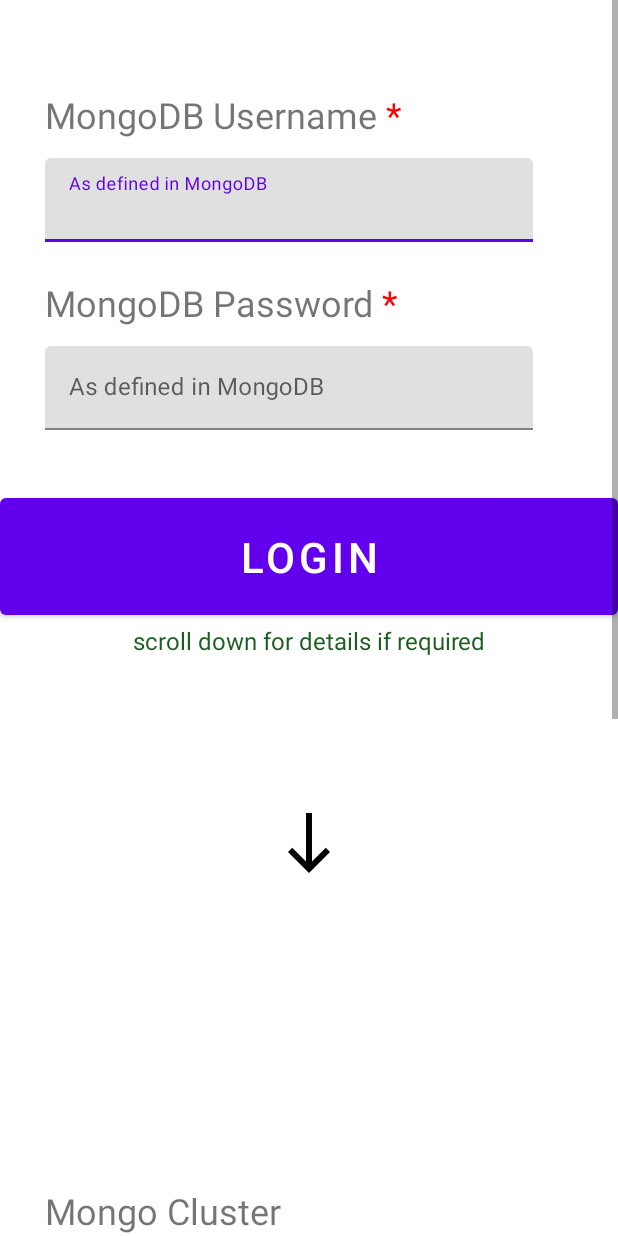
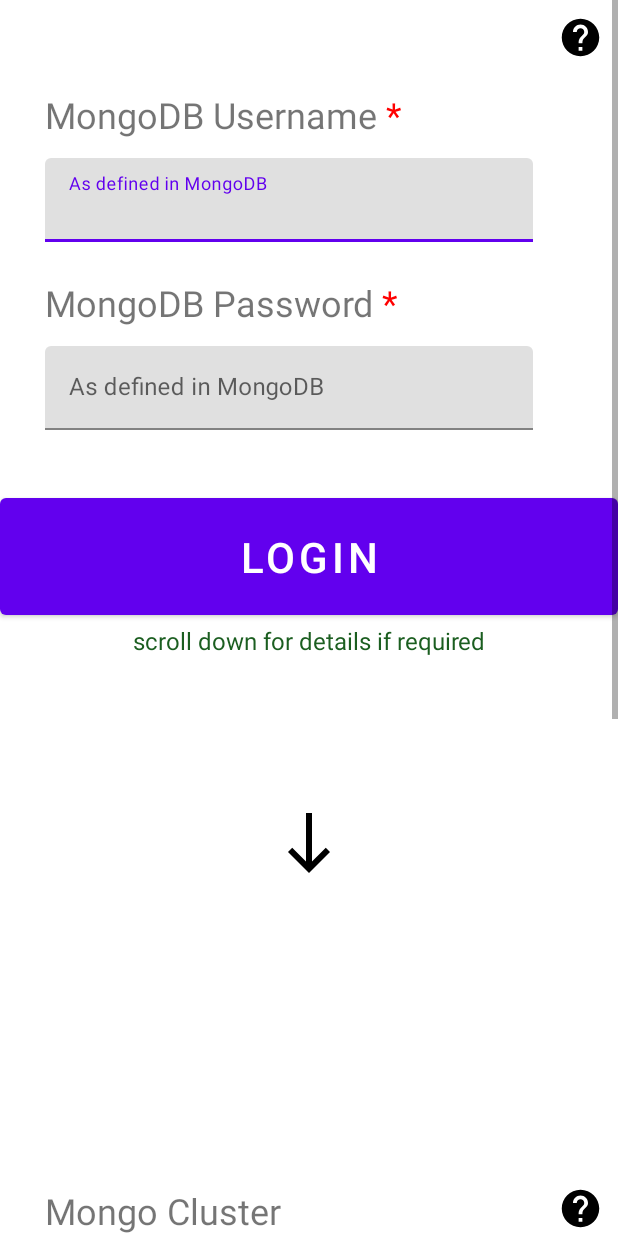
Before and after one commit to EricS0110/show-me-what-i-got, an Android app: the layout fragment_user_login.xml on its own in the app's theme, with its tools: preview values and no code run, on a phone screen of 412 x 824 dp. Run offline under Robolectric (Android 15) with nearby library versions, the light colour scheme and no system bars.

Commit message:
Completed UI support of user login & credentials

```diff
--- /dev/null
+++ b/app/src/main/res/drawable/help_black_24dp.xml
@@ -0,0 +1,9 @@
+<vector xmlns:android="http://schemas.android.com/apk/res/android"
+    android:width="24dp"
+    android:height="24dp"
+    android:viewportWidth="24"
+    android:viewportHeight="24">
+  <path
+      android:pathData="M12,2C6.48,2 2,6.48 2,12s4.48,10 10,10 10,-4.48 10,-10S17.52,2 12,2zM13,19h-2v-2h2v2zM15.07,11.25l-0.9,0.92C13.45,12.9 13,13.5 13,15h-2v-0.5c0,-1.1 0.45,-2.1 1.17,-2.83l1.24,-1.26c0.37,-0.36 0.59,-0.86 0.59,-1.41 0,-1.1 -0.9,-2 -2,-2s-2,0.9 -2,2L8,9c0,-2.21 1.79,-4 4,-4s4,1.79 4,4c0,0.88 -0.36,1.68 -0.93,2.25z"
+      android:fillColor="#000000"/>
+</vector>
--- a/app/src/main/res/layout/fragment_user_login.xml
+++ b/app/src/main/res/layout/fragment_user_login.xml
@@ -205,6 +205,27 @@
             android:layout_marginTop="250dp"
             />
 
+        <ImageView
+            android:id="@+id/help_button_1"
+            android:layout_width="30dp"
+            android:layout_height="30dp"
+            android:src="@drawable/help_black_24dp"
+            app:layout_constraintEnd_toEndOf="parent"
+            app:layout_constraintTop_toTopOf="parent"
+            android:layout_marginEnd="10dp"
+            android:layout_marginTop="10dp"
+            android:contentDescription="@string/click_for_help_popup" />
+
+        <ImageView
+            android:id="@+id/help_button_2"
+            android:layout_width="30dp"
+            android:layout_height="30dp"
+            android:src="@drawable/help_black_24dp"
+            app:layout_constraintEnd_toEndOf="parent"
+            app:layout_constraintTop_toTopOf="@id/mongo_cluster_label"
+            android:layout_marginEnd="10dp"
+            android:contentDescription="@string/click_for_help_popup"/>
+
 
     </androidx.constraintlayout.widget.ConstraintLayout>
 </ScrollView>
```
Also changed, not shown: app/src/main/java/com/builditmyself/collectionsview/UserLoginFragment.kt (+21 -0 lines), app/src/main/res/values/strings.xml (+10 -0 lines).
